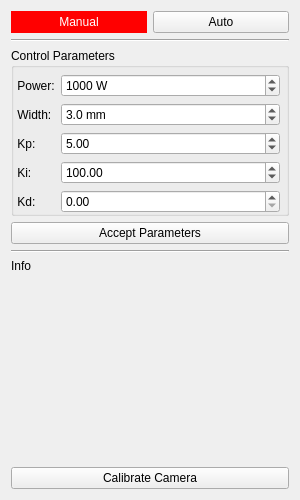
Above: mashes_control/resources/control.ui from jraraujo-aimen/mashes before the change. Below: the same form after it.
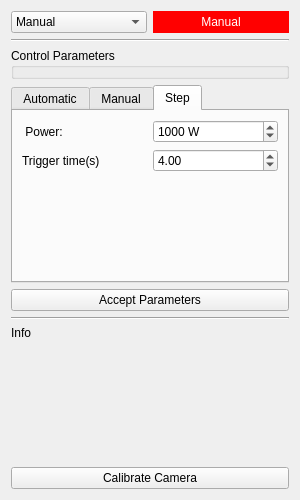
That is the form after the change.

Commit message: Updating mashes_control

Diff of the .ui file:
```diff
--- a/mashes_control/resources/control.ui
+++ b/mashes_control/resources/control.ui
@@ -16,6 +16,25 @@
   <layout class="QVBoxLayout" name="verticalLayout">
    <item>
     <layout class="QHBoxLayout" name="horizontalLayout_2">
+     <item>
+      <widget class="QComboBox" name="btnMode">
+       <item>
+        <property name="text">
+         <string>Manual</string>
+        </property>
+       </item>
+       <item>
+        <property name="text">
+         <string>Automatic</string>
+        </property>
+       </item>
+       <item>
+        <property name="text">
+         <string>Step</string>
+        </property>
+       </item>
+      </widget>
+     </item>
      <item>
       <widget class="QLabel" name="lblStatus">
        <property name="styleSheet">
@@ -30,13 +49,6 @@
        </property>
       </widget>
      </item>
-     <item>
-      <widget class="QPushButton" name="btnMode">
-       <property name="text">
-        <string>Auto</string>
-       </property>
-      </widget>
-     </item>
     </layout>
    </item>
    <item>
@@ -64,57 +76,46 @@
       <property name="bottomMargin">
        <number>0</number>
       </property>
+     </layout>
+    </widget>
+   </item>
       <item>
-       <layout class="QFormLayout" name="formProcess">
-        <property name="fieldGrowthPolicy">
-         <enum>QFormLayout::AllNonFixedFieldsGrow</enum>
-        </property>
+    <widget class="QTabWidget" name="tbParams">
+     <property name="currentIndex">
+      <number>2</number>
+     </property>
+     <widget class="QWidget" name="tab">
+      <attribute name="title">
+       <string>Automatic</string>
+      </attribute>
+      <layout class="QVBoxLayout" name="verticalLayout_3">
+       <item>
+        <layout class="QGridLayout" name="gridLayout_3">
         <item row="0" column="0">
-         <widget class="QLabel" name="lblPower">
-          <property name="font">
-           <font>
-            <weight>50</weight>
-            <bold>false</bold>
-           </font>
-          </property>
-          <property name="text">
-           <string> Power:</string>
-          </property>
-         </widget>
-        </item>
-        <item row="0" column="1">
-         <widget class="QDoubleSpinBox" name="sbPower">
-          <property name="font">
-           <font>
-            <weight>50</weight>
-            <bold>false</bold>
-           </font>
-          </property>
-          <property name="suffix">
-           <string> W</string>
-          </property>
-          <property name="decimals">
-           <number>0</number>
-          </property>
-          <property name="maximum">
-           <double>3500.000000000000000</double>
-          </property>
-          <property name="singleStep">
-           <double>10.000000000000000</double>
-          </property>
-          <property name="value">
-           <double>1000.000000000000000</double>
-          </property>
-         </widget>
-        </item>
-        <item row="1" column="0">
          <widget class="QLabel" name="lblWidth">
           <property name="text">
            <string> Width:</string>
           </property>
          </widget>
         </item>
+         <item row="3" column="1">
+          <widget class="QDoubleSpinBox" name="sbKd">
+           <property name="maximum">
+            <double>1000.000000000000000</double>
+           </property>
+          </widget>
+         </item>
         <item row="1" column="1">
+          <widget class="QDoubleSpinBox" name="sbKp">
+           <property name="maximum">
+            <double>1000.000000000000000</double>
+           </property>
+           <property name="value">
+            <double>5.000000000000000</double>
+           </property>
+          </widget>
+         </item>
+         <item row="0" column="1">
          <widget class="QDoubleSpinBox" name="sbWidth">
           <property name="suffix">
            <string> mm</string>
@@ -131,30 +132,13 @@
          </widget>
         </item>
         <item row="2" column="0">
-         <widget class="QLabel" name="lblKp">
-          <property name="text">
-           <string> Kp: </string>
-          </property>
-         </widget>
-        </item>
-        <item row="2" column="1">
-         <widget class="QDoubleSpinBox" name="sbKp">
-          <property name="maximum">
-           <double>1000.000000000000000</double>
-          </property>
-          <property name="value">
-           <double>5.000000000000000</double>
-          </property>
-         </widget>
-        </item>
-        <item row="3" column="0">
          <widget class="QLabel" name="lblKi">
           <property name="text">
            <string> Ki: </string>
           </property>
          </widget>
         </item>
-        <item row="3" column="1">
+         <item row="2" column="1">
          <widget class="QDoubleSpinBox" name="sbKi">
           <property name="maximum">
            <double>1000.000000000000000</double>
@@ -164,7 +148,14 @@
           </property>
          </widget>
         </item>
-        <item row="4" column="0">
+         <item row="1" column="0">
+          <widget class="QLabel" name="lblKp">
+           <property name="text">
+            <string> Kp: </string>
+           </property>
+          </widget>
+         </item>
+         <item row="3" column="0">
          <widget class="QLabel" name="lblKd">
           <property name="text">
            <string> Kd:</string>
@@ -172,15 +163,160 @@
          </widget>
         </item>
         <item row="4" column="1">
-         <widget class="QDoubleSpinBox" name="sbKd">
+          <spacer name="verticalSpacer_4">
+           <property name="orientation">
+            <enum>Qt::Vertical</enum>
+           </property>
+           <property name="sizeHint" stdset="0">
+            <size>
+             <width>20</width>
+             <height>40</height>
+            </size>
+           </property>
+          </spacer>
+         </item>
+        </layout>
+       </item>
+      </layout>
+     </widget>
+     <widget class="QWidget" name="tab_2">
+      <attribute name="title">
+       <string>Manual</string>
+      </attribute>
+      <layout class="QVBoxLayout" name="verticalLayout_5">
+       <item>
+        <layout class="QGridLayout" name="gridLayout_2">
+         <item row="0" column="1">
+          <widget class="QDoubleSpinBox" name="sbPower">
+           <property name="font">
+            <font>
+             <weight>50</weight>
+             <bold>false</bold>
+            </font>
+           </property>
+           <property name="suffix">
+            <string> W</string>
+           </property>
+           <property name="decimals">
+            <number>0</number>
+           </property>
           <property name="maximum">
+            <double>3500.000000000000000</double>
+           </property>
+           <property name="singleStep">
+            <double>10.000000000000000</double>
+           </property>
+           <property name="value">
            <double>1000.000000000000000</double>
           </property>
          </widget>
         </item>
+         <item row="0" column="0">
+          <widget class="QLabel" name="lblPower">
+           <property name="font">
+            <font>
+             <weight>50</weight>
+             <bold>false</bold>
+            </font>
+           </property>
+           <property name="text">
+            <string> Power:</string>
+           </property>
+          </widget>
+         </item>
+         <item row="1" column="1">
+          <spacer name="verticalSpacer_2">
+           <property name="orientation">
+            <enum>Qt::Vertical</enum>
+           </property>
+           <property name="sizeHint" stdset="0">
+            <size>
+             <width>20</width>
+             <height>40</height>
+            </size>
+           </property>
+          </spacer>
+         </item>
        </layout>
       </item>
      </layout>
+     </widget>
+     <widget class="QWidget" name="tab_3">
+      <attribute name="title">
+       <string>Step</string>
+      </attribute>
+      <layout class="QVBoxLayout" name="verticalLayout_4">
+       <item>
+        <layout class="QGridLayout" name="gridLayout">
+         <item row="0" column="1">
+          <widget class="QDoubleSpinBox" name="sbPower_2">
+           <property name="font">
+            <font>
+             <weight>50</weight>
+             <bold>false</bold>
+            </font>
+           </property>
+           <property name="suffix">
+            <string> W</string>
+           </property>
+           <property name="decimals">
+            <number>0</number>
+           </property>
+           <property name="maximum">
+            <double>3500.000000000000000</double>
+           </property>
+           <property name="singleStep">
+            <double>10.000000000000000</double>
+           </property>
+           <property name="value">
+            <double>1000.000000000000000</double>
+           </property>
+          </widget>
+         </item>
+         <item row="1" column="1">
+          <widget class="QDoubleSpinBox" name="sbTime">
+           <property name="value">
+            <double>4.000000000000000</double>
+           </property>
+          </widget>
+         </item>
+         <item row="0" column="0">
+          <widget class="QLabel" name="lblPower_2">
+           <property name="font">
+            <font>
+             <weight>50</weight>
+             <bold>false</bold>
+            </font>
+           </property>
+           <property name="text">
+            <string> Power:</string>
+           </property>
+          </widget>
+         </item>
+         <item row="1" column="0">
+          <widget class="QLabel" name="lblTime">
+           <property name="text">
+            <string>Trigger time(s)</string>
+           </property>
+          </widget>
+         </item>
+         <item row="2" column="1">
+          <spacer name="verticalSpacer_3">
+           <property name="orientation">
+            <enum>Qt::Vertical</enum>
+           </property>
+           <property name="sizeHint" stdset="0">
+            <size>
+             <width>20</width>
+             <height>40</height>
+            </size>
+           </property>
+          </spacer>
+         </item>
+        </layout>
+       </item>
+      </layout>
+     </widget>
     </widget>
    </item>
    <item>
```
Lines whose indentation alone changed are shown as unchanged. The commit also changes 5 other files.
